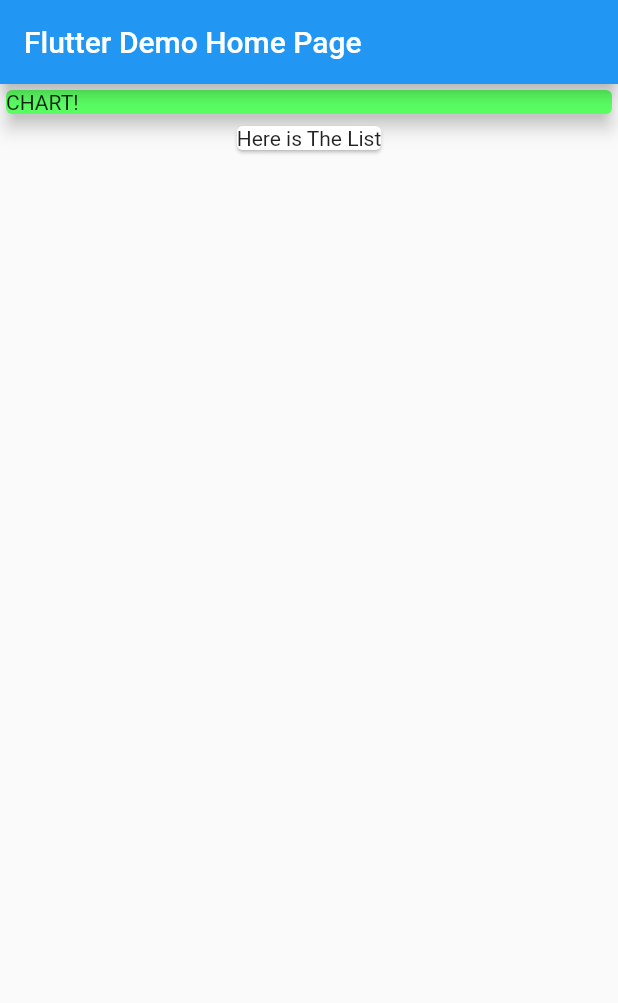
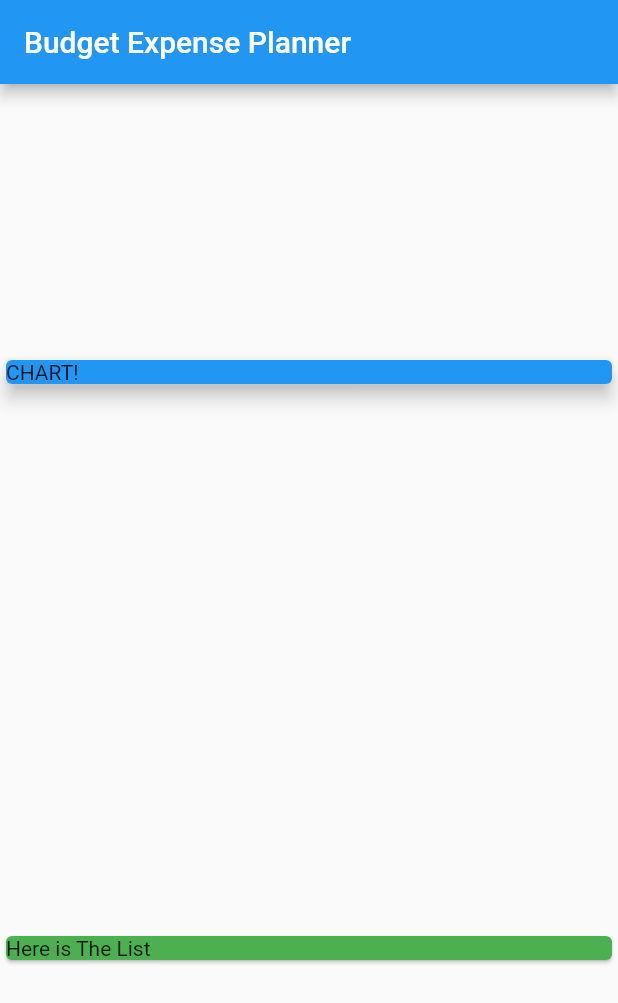
Before and after one commit to EmpalGentong/Expense-Planner_Flutter-Mobile, a Flutter app: the screen it shows after launch, on a phone screen of 412 x 824 dp. Shown: the top 1003 px of the screen. Run offline on Flutter 3.47's test engine with Material 2 defaults, Android fonts, the phone set to English and light mode, and no system bars.

Commit message:
add minor change

```diff
--- a/lib/main.dart
+++ b/lib/main.dart
@@ -12,11 +12,11 @@ class MyApp extends StatelessWidget {
   @override
   Widget build(BuildContext context) {
     return MaterialApp(
-      title: 'Flutter Demo',
+      title: 'Budgeting app',
       theme: ThemeData(
         primarySwatch: Colors.blue,
       ),
-      home: const MyHomePage(title: 'Flutter Demo Home Page'),
+      home: const MyHomePage(title: 'Budget Expense Planner'),
     );
   }
 }
@@ -38,14 +38,18 @@ class _MyHomePageState extends State<MyHomePage> {
         title: Text(widget.title),
       ),
       body: Column(
+        mainAxisAlignment: MainAxisAlignment.spaceAround,
+        crossAxisAlignment: CrossAxisAlignment.stretch,
+        // ignore: prefer_const_literals_to_create_immutables
         children: <Widget>[
           Card(
-            color: Color.fromARGB(255, 90, 253, 98),
+            color: Colors.blue,
             elevation: 5,
             // ignore: prefer_const_constructors, sized_box_for_whitespace
-            child: Container(width: double.infinity, child: Text('CHART!')),
+            child: Text('CHART!'),
           ),
           Card(
+            color: Colors.green,
             child: Text('Here is The List'),
           )
         ],
```
